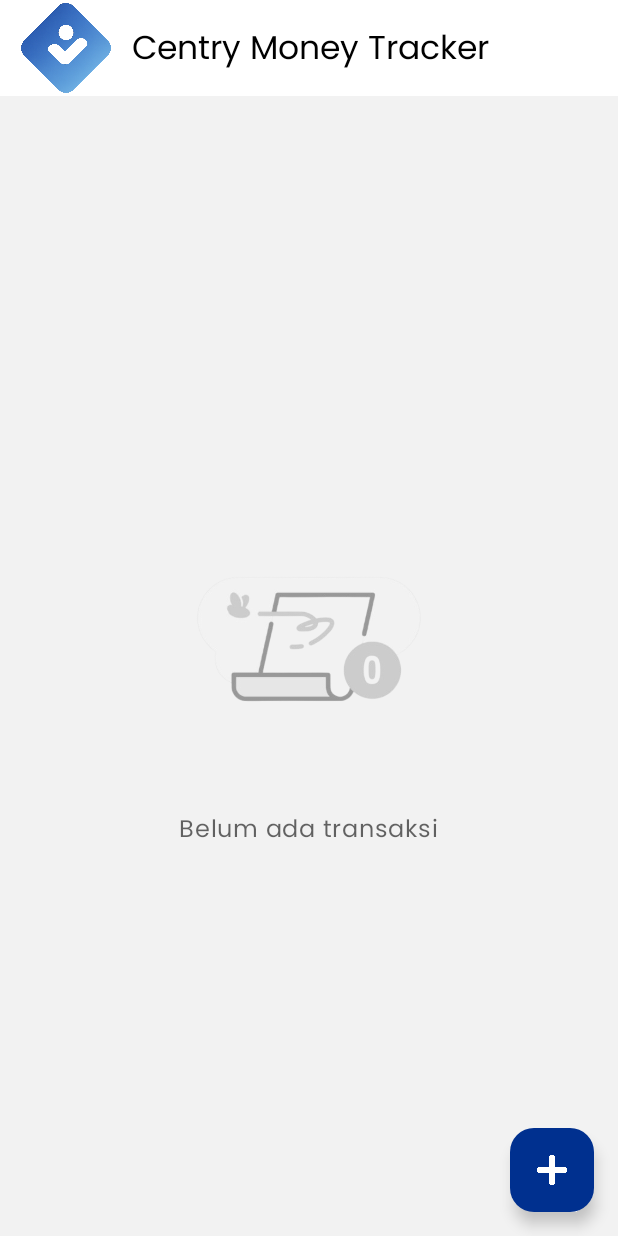
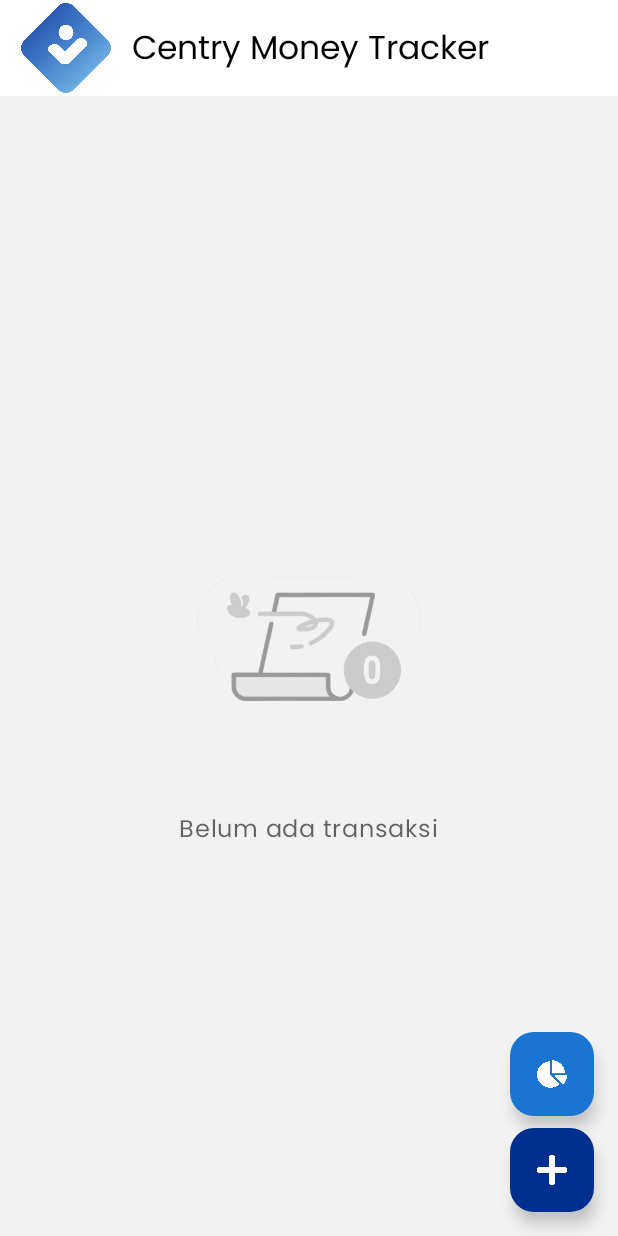
Before and after one commit to Arfi23/ETS-PPB-G-Centry-MoneyTracker, an Android app built with Jetpack Compose: the composable CentryApp shown on its own in the app's theme, on a phone screen of 412 x 824 dp. Run offline under Robolectric (Android 15) with nearby library versions, the phone set to English and light mode, and no system bars.

Commit message:
Try to add the chart feature (still under development)

```diff
--- a/app/src/main/java/com/example/centrymoneytracker/CentryApp.kt
+++ b/app/src/main/java/com/example/centrymoneytracker/CentryApp.kt
@@ -7,6 +7,7 @@ import androidx.navigation.compose.composable
 import androidx.navigation.compose.rememberNavController
 import com.example.centrymoneytracker.ui.screens.AddTransactionScreen
 import com.example.centrymoneytracker.ui.screens.HomeScreen
+import com.example.centrymoneytracker.ui.screens.AnalyticsScreen
 import com.example.centrymoneytracker.viewmodel.TransactionViewModel
 
 @Composable
@@ -21,5 +22,8 @@ fun CentryApp() {
         composable("add_transaction") {
             AddTransactionScreen(navController, transactionViewModel)
         }
+      composable("analytics") {
+          AnalyticsScreen(navController)
+      }
     }
 }
--- a/app/src/main/java/com/example/centrymoneytracker/ui/screens/HomeScreen.kt
+++ b/app/src/main/java/com/example/centrymoneytracker/ui/screens/HomeScreen.kt
@@ -19,6 +19,8 @@ import com.example.centrymoneytracker.R
 import com.example.centrymoneytracker.model.Transaction
 import com.example.centrymoneytracker.ui.components.TransactionGroupCard
 import com.example.centrymoneytracker.viewmodel.TransactionViewModel
+import androidx.compose.material.icons.Icons
+import androidx.compose.material.icons.filled.PieChart
 
 @OptIn(ExperimentalMaterial3Api::class)
 @Composable
@@ -45,6 +47,19 @@ fun HomeScreen(
             )
         },
         floatingActionButton = {
+            Column {
+                FloatingActionButton(
+                    onClick = { navController.navigate("analytics") },
+                    containerColor = MaterialTheme.colorScheme.secondary,
+                    modifier = Modifier.padding(bottom = 8.dp)
+                ) {
+                    Image(
+                        painter = painterResource(id = R.drawable.piechart),
+                        contentDescription = "Analytics",
+                        modifier = Modifier.size(20.dp)
+                    )
+                }
+
                 FloatingActionButton(
                     onClick = { navController.navigate("add_transaction") },
                     containerColor = MaterialTheme.colorScheme.primary,
@@ -55,6 +70,8 @@ fun HomeScreen(
                         modifier = Modifier.size(20.dp)
                     )
                 }
+            }
+
         }
     ) { padding ->
         if (transactionsByDate.isEmpty()) {
```
Also changed, not shown: app/build.gradle.kts (+8 -3 lines), app/src/main/java/com/example/centrymoneytracker/ui/screens/AnalyticsScreen.kt (added, +146 -0 lines), app/src/main/res/drawable/piechart.png (added), app/src/main/res/drawable/undercons.png (added). Lines whose indentation alone changed are shown as unchanged.
